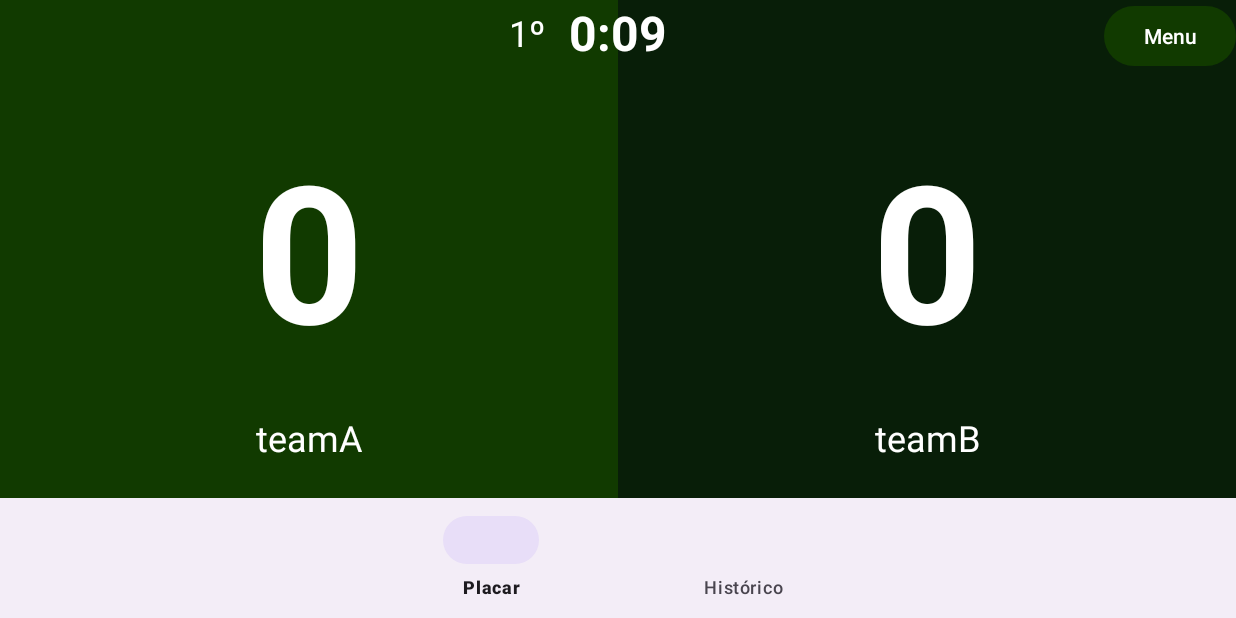
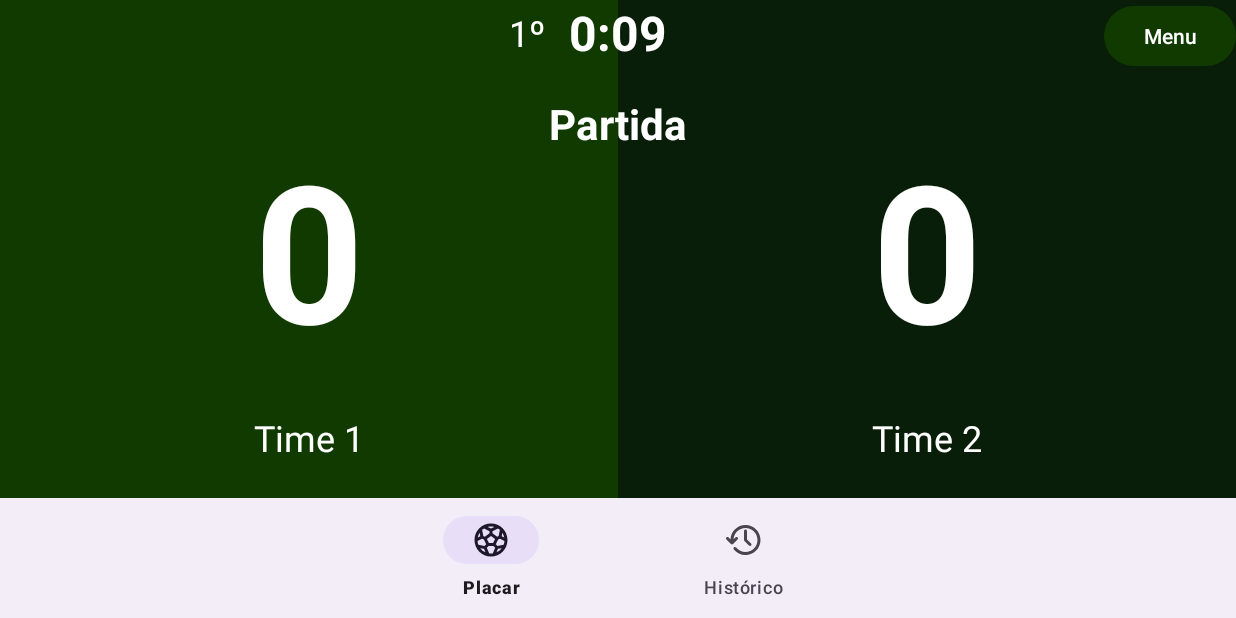
Before and after one commit to osCappuccinos/PDM-Placar, an Android app: the screen it shows after launch (MainActivity), on a phone screen of 824 x 412 dp (held sideways). Run offline under Robolectric (Android 15) with nearby library versions, the phone set to English and light mode, and no system bars.

Commit message:
update style

```diff
--- a/app/src/main/java/com/pdm/placar/Game.kt
+++ b/app/src/main/java/com/pdm/placar/Game.kt
@@ -3,6 +3,7 @@ package com.pdm.placar
 import java.io.Serializable
 
 data class Game(
+    var title: String,
     val teamA: Team,
     val teamB: Team,
     val winner: String? = null,
--- a/app/src/main/java/com/pdm/placar/ScoreboardFragment.kt
+++ b/app/src/main/java/com/pdm/placar/ScoreboardFragment.kt
@@ -73,8 +73,10 @@ class ScoreboardFragment : Fragment() {
     }
 
     private fun updateTeamsNames() {
+        val newTitle = requireActivity().intent.getStringExtra(SettingsActivity.MATCH_NAME)
         val newNameA = requireActivity().intent.getStringExtra(SettingsActivity.TEAM_A_NAME)
         val newNameB = requireActivity().intent.getStringExtra(SettingsActivity.TEAM_B_NAME)
+        newTitle?.let { viewModel.game.title = it }
         newNameA?.let { viewModel.teamA.name = it }
         newNameB?.let { viewModel.teamB.name = it }
     }
--- a/app/src/main/java/com/pdm/placar/viewmodels/ScoreboardViewModel.kt
+++ b/app/src/main/java/com/pdm/placar/viewmodels/ScoreboardViewModel.kt
@@ -13,9 +13,9 @@ import java.nio.charset.StandardCharsets
 class ScoreboardViewModel(application: Application) : AndroidViewModel(application) {
     private val sharedPreferences = application.getSharedPreferences(MainActivity.SHARED_PREFERENCES, Context.MODE_PRIVATE)
     private val scoreStack: ArrayDeque<Pair<String, Int>> = ArrayDeque()
-    val teamA = Team(name = "teamA", score = 0)
-    val teamB = Team(name = "teamB", score = 0)
-    val game = Game(teamA = teamA, teamB = teamB)
+    val teamA = Team(name = "Time 1", score = 0)
+    val teamB = Team(name = "Time 2", score = 0)
+    val game = Game(title = "Partida", teamA = teamA, teamB = teamB)
 
     fun increaseScoreBy1(team: Team) {
             team.score += 1
--- /dev/null
+++ b/app/src/main/res/drawable/game_background.xml
@@ -0,0 +1,5 @@
+<?xml version="1.0" encoding="utf-8"?>
+<shape xmlns:android="http://schemas.android.com/apk/res/android">
+        <solid android:color="#DAECD7"/>
+        <corners android:radius="10dp"/>
+</shape>
--- /dev/null
+++ b/app/src/main/res/drawable/ic_football.xml
@@ -0,0 +1,4 @@
+<vector android:height="24dp" android:viewportHeight="24"
+    android:viewportWidth="24" android:width="24dp" xmlns:android="http://schemas.android.com/apk/res/android">
+    <path android:fillColor="#0F0F0F" android:fillType="evenOdd" android:pathData="M12,23C18.075,23 23,18.075 23,12C23,5.925 18.075,1 12,1C5.925,1 1,5.925 1,12C1,18.075 5.925,23 12,23ZM3.027,12.605C3.087,13.506 3.279,14.372 3.586,15.181L7.663,15.922L8.783,14.802L7.255,11.745L6,11.118L3.027,12.605ZM4.84,17.442C5.748,18.635 6.949,19.595 8.334,20.214L7.301,17.889L4.84,17.442ZM10.836,20.918C11.217,20.968 11.605,20.993 12,20.993C12.394,20.993 12.783,20.968 13.164,20.918L14.807,17.222L13.586,16H10.414L9.193,17.222L10.836,20.918ZM15.666,20.214C17.051,19.595 18.252,18.635 19.16,17.442L16.699,17.889L15.666,20.214ZM3.167,10.298L4.87,9.447L4.414,7.168C3.814,8.107 3.385,9.165 3.167,10.298ZM6.068,5.24L6.885,9.324L7.894,9.829L11,7.5V6.118L7.357,4.296C6.899,4.573 6.468,4.889 6.068,5.24ZM9.794,3.279L12,4.382L14.206,3.279C13.5,3.101 12.761,3.007 12,3.007C11.239,3.007 10.5,3.101 9.794,3.279ZM16.643,4.296L13,6.118V7.5L16.106,9.829L17.115,9.324L17.932,5.24C17.532,4.889 17.101,4.573 16.643,4.296ZM19.586,7.168L19.13,9.447L20.832,10.298C20.615,9.165 20.185,8.107 19.586,7.168ZM20.973,12.605L18,11.118L16.745,11.745L15.217,14.802L16.337,15.922L20.414,15.181C20.72,14.372 20.913,13.506 20.973,12.605ZM9.268,11.299L12,9.25L14.732,11.299L13.382,14H10.618L9.268,11.299Z"/>
+</vector>
--- /dev/null
+++ b/app/src/main/res/drawable/ic_history.xml
@@ -0,0 +1,4 @@
+<vector android:height="24dp" android:viewportHeight="24"
+    android:viewportWidth="24" android:width="24dp" xmlns:android="http://schemas.android.com/apk/res/android">
+    <path android:fillColor="#000000" android:fillType="evenOdd" android:pathData="M5.011,11.575L6.293,10.293C6.683,9.902 7.317,9.902 7.707,10.293C8.098,10.683 8.098,11.317 7.707,11.707L4.707,14.707C4.52,14.895 4.265,15 4,15C3.735,15 3.48,14.895 3.293,14.707L0.293,11.707C-0.098,11.317 -0.098,10.683 0.293,10.293C0.683,9.902 1.317,9.902 1.707,10.293L3.008,11.594C3.221,6.259 7.613,2 13,2C18.523,2 23,6.477 23,12C23,17.523 18.523,22 13,22C9.858,22 7.054,20.55 5.223,18.286C4.875,17.857 4.942,17.227 5.371,16.88C5.8,16.533 6.43,16.599 6.777,17.028C8.246,18.843 10.487,20 13,20C17.418,20 21,16.418 21,12C21,7.582 17.418,4 13,4C8.724,4 5.232,7.354 5.011,11.575ZM13,5C13.552,5 14,5.448 14,6V11.586L16.707,14.293C17.098,14.683 17.098,15.317 16.707,15.707C16.317,16.098 15.683,16.098 15.293,15.707L12.293,12.707C12.105,12.52 12,12.265 12,12V6C12,5.448 12.448,5 13,5Z"/>
+</vector>
--- a/app/src/main/res/layout/activity_main.xml
+++ b/app/src/main/res/layout/activity_main.xml
@@ -19,5 +19,6 @@
         android:layout_width="match_parent"
         android:layout_height="wrap_content"
         android:layout_alignParentBottom="true"
+        app:itemRippleColor="@color/green"
         app:menu="@menu/bottom_menu" />
 </RelativeLayout>
--- a/app/src/main/res/layout/fragment_scoreboard.xml
+++ b/app/src/main/res/layout/fragment_scoreboard.xml
@@ -24,7 +24,7 @@
             android:id="@+id/teamAScore"
             android:layout_width="wrap_content"
             android:layout_height="wrap_content"
-            android:text="0"
+            android:text="@string/team_a_score"
             android:textColor="@color/white"
             android:textSize="128sp"
             android:textStyle="bold"
@@ -37,7 +37,7 @@
             android:id="@+id/teamAName"
             android:layout_width="wrap_content"
             android:layout_height="wrap_content"
-            android:text="Team A"
+            android:text="@string/team_a_name"
             android:textColor="@color/white"
             android:textSize="24sp"
             app:layout_constraintBottom_toBottomOf="parent"
@@ -61,7 +61,7 @@
             android:id="@+id/teamBScore"
             android:layout_width="wrap_content"
             android:layout_height="wrap_content"
-            android:text="0"
+            android:text="@string/team_b_score"
             android:textColor="@color/white"
             android:textSize="128sp"
             android:textStyle="bold"
@@ -74,7 +74,7 @@
             android:id="@+id/teamBName"
             android:layout_width="wrap_content"
             android:layout_height="wrap_content"
-            android:text="Team B"
+            android:text="@string/team_b_name"
             android:textColor="@color/white"
             android:textSize="24sp"
             app:layout_constraintBottom_toBottomOf="parent"
@@ -83,11 +83,24 @@
             app:layout_constraintTop_toBottomOf="@+id/teamBScore" />
     </androidx.constraintlayout.widget.ConstraintLayout>
 
+    <TextView
+        android:layout_width="wrap_content"
+        android:layout_height="wrap_content"
+        android:text="@string/match"
+        android:textStyle="bold"
+        android:textColor="@color/white"
+        android:textSize="28sp"
+        android:layout_marginTop="20dp"
+        app:layout_constraintTop_toBottomOf="@id/timer"
+        app:layout_constraintStart_toStartOf="parent"
+        app:layout_constraintEnd_toEndOf="parent" />
+
+
     <Button
         android:id="@+id/menuButton"
         android:layout_width="wrap_content"
         android:layout_height="wrap_content"
-        android:text="Menu"
+        android:text="@string/menu"
         android:textColor="@color/white"
         app:layout_constraintEnd_toEndOf="parent"
         app:layout_constraintTop_toTopOf="parent" />
@@ -98,7 +111,7 @@
         android:layout_height="wrap_content"
         android:layout_marginEnd="16dp"
         android:gravity="center"
-        android:text="1º"
+        android:text="@string/half"
         android:textColor="@color/white"
         android:textSize="24sp"
         app:layout_constraintBottom_toBottomOf="@id/timer"
@@ -110,7 +123,7 @@
         android:layout_width="wrap_content"
         android:layout_height="wrap_content"
         android:gravity="center"
-        android:text="00:00"
+        android:text="@string/timer"
         android:textColor="@color/white"
         android:textSize="32sp"
         android:textStyle="bold"
--- a/app/src/main/res/menu/action_menu.xml
+++ b/app/src/main/res/menu/action_menu.xml
@@ -2,11 +2,11 @@
 <menu xmlns:android="http://schemas.android.com/apk/res/android">
     <item
         android:id="@+id/action_start_stop"
-        android:title="Salvar Jogo" />
+        android:title="@string/save_game"/>
     <item
         android:id="@+id/action_config"
-        android:title="Configurações" />
+        android:title="@string/configurations" />
     <item
         android:id="@+id/action_undo"
-        android:title="Desfazer último ponto" />
+        android:title="@string/undo" />
 </menu>
--- a/app/src/main/res/menu/bottom_menu.xml
+++ b/app/src/main/res/menu/bottom_menu.xml
@@ -2,8 +2,12 @@
 <menu xmlns:android="http://schemas.android.com/apk/res/android">
     <item
         android:id="@+id/nav_score"
-        android:title="Placar" />
+        android:title="@string/scoreboard"
+        android:iconTint="@color/green"
+        android:icon="@drawable/ic_football" />
     <item
         android:id="@+id/nav_history"
-        android:title="Histórico" />
+        android:title="@string/history"
+        android:iconTint="@color/green"
+        android:icon="@drawable/ic_history" />
 </menu>
--- a/app/src/main/res/menu/timer_menu.xml
+++ b/app/src/main/res/menu/timer_menu.xml
@@ -2,11 +2,11 @@
 <menu xmlns:android="http://schemas.android.com/apk/res/android">
     <item
         android:id="@+id/action_start_timer"
-        android:title="Começar timer" />
+        android:title="@string/start_timer" />
     <item
         android:id="@+id/action_stop_timer"
-        android:title="Parar timer" />
+        android:title="@string/stop_timer" />
     <item
         android:id="@+id/action_reset_timer"
-        android:title="Resetar timer" />
+        android:title="@string/reset_timer" />
 </menu>
--- a/app/src/main/res/values-night/themes.xml
+++ b/app/src/main/res/values-night/themes.xml
@@ -3,5 +3,6 @@
     <style name="Base.Theme.Placar" parent="Theme.Material3.DayNight.NoActionBar">
         <!-- Customize your dark theme here. -->
         <!-- <item name="colorPrimary">@color/my_dark_primary</item> -->
+        <item name="android:textColorPrimary">@color/white</item>
     </style>
 </resources>
--- a/app/src/main/res/values/strings.xml
+++ b/app/src/main/res/values/strings.xml
@@ -16,4 +16,25 @@
     <string name="attachment_summary_on">Automatically download attachments for incoming emails
     </string>
     <string name="attachment_summary_off">Only download attachments when manually requested</string>
+    <string name="match_title">Nome da partida</string>
+    <string name="save">Salvar</string>
+    <string name="extra_time_field">Acréscimos</string>
+    <string name="team_a_name_field">Nome do 1º time</string>
+    <string name="team_b_name_field">Nome do 2º time</string>
+    <string name="team_a_score">0</string>
+    <string name="team_a_name">Team A</string>
+    <string name="team_b_score">0</string>
+    <string name="team_b_name">Team B</string>
+    <string name="menu">Menu</string>
+    <string name="half">1º</string>
+    <string name="timer">00:00</string>
+    <string name="match">Partida</string>
+    <string name="save_game">Salvar Jogo</string>
+    <string name="configurations">Configurações</string>
+    <string name="undo">Desfazer último ponto</string>
+    <string name="scoreboard">Placar</string>
+    <string name="history">Histórico</string>
+    <string name="start_timer">Começar timer</string>
+    <string name="stop_timer">Parar timer</string>
+    <string name="reset_timer">Resetar timer</string>
 </resources>
--- a/app/src/main/res/values/themes.xml
+++ b/app/src/main/res/values/themes.xml
@@ -7,8 +7,8 @@
         <item name="colorPrimaryVariant">@color/darkgreen</item>
         <item name="colorOnPrimary">@color/white</item>
         <!-- Status bar and navigation bar colors -->
-        <item name="android:statusBarColor" tools:targetApi="l">@color/darkgreen</item>
-        <item name="android:navigationBarColor" tools:targetApi="l">@color/white</item>
+        <item name="android:statusBarColor" >@color/darkgreen</item>
+        <item name="android:navigationBarColor" >@color/white</item>
         <!-- Accent colors. -->
         <item name="colorSecondary">@color/green</item>
         <item name="colorSecondaryVariant">@color/darkgreen</item>
@@ -17,9 +17,8 @@
         <item name="android:windowBackground">@color/white</item>
         <item name="android:colorBackgroundFloating">@color/white</item>
         <!-- Text colors. -->
-        <item name="android:textColorPrimary">@color/white</item>
+        <item name="android:textColorPrimary">@color/black</item>
         <item name="android:textColorSecondary">@color/darkgreen</item>
-        <item name="popupMenuStyle">@color/black</item>
     </style>
 
     <style name="Theme.Placar" parent="Base.Theme.Placar">
```
Also changed, not shown: app/src/main/java/com/pdm/placar/SettingsActivity.kt (+10 -10 lines), app/src/main/java/com/pdm/placar/adapters/GameAdapter.kt (+12 -6 lines), app/src/main/res/layout/activity_settings.xml (+19 -11 lines), app/src/main/res/layout/item_game.xml (+55 -7 lines).
